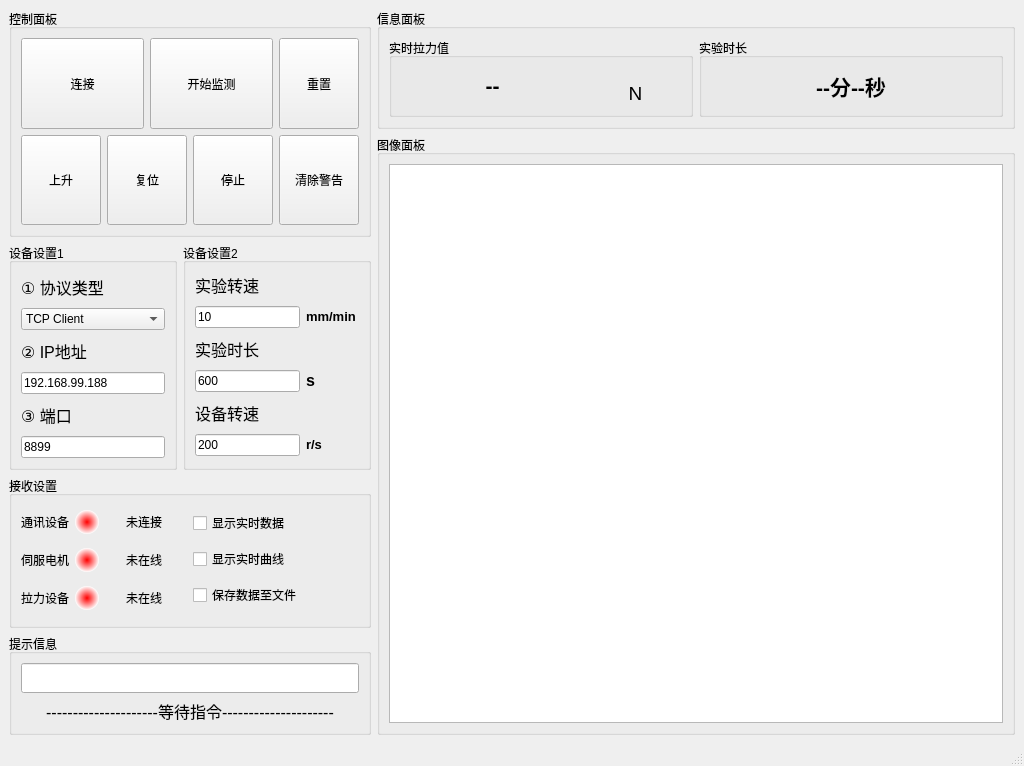
This is mainwindow.ui in xiangxu05/TensilMeasurement as Qt 5 draws it before an edit. The edited form follows.
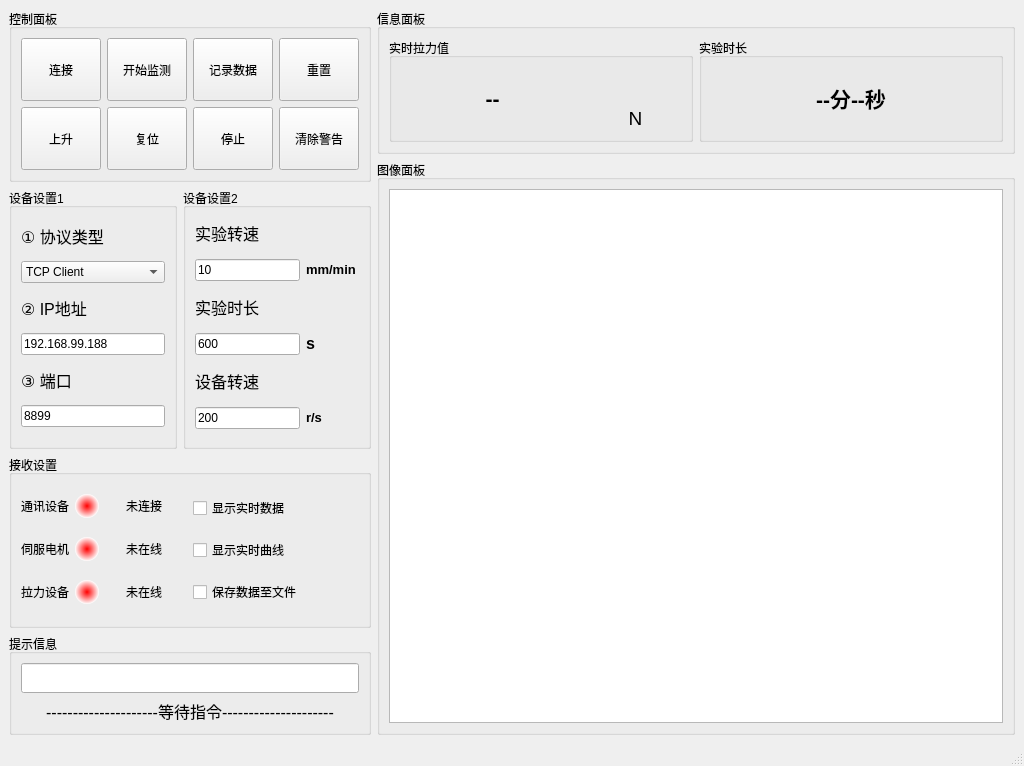
This is the edited form. Custom widgets are drawn as their Qt base class.

Commit message: 增加一个记录数据开关

Diff of the .ui file:
```diff
--- a/mainwindow.ui
+++ b/mainwindow.ui
@@ -14,9 +14,9 @@
    <string>MainWindow</string>
   </property>
   <widget class="QWidget" name="centralwidget">
-   <layout class="QHBoxLayout" name="horizontalLayout_13" stretch="1,2">
+   <layout class="QHBoxLayout" name="horizontalLayout_4" stretch="1,2">
     <item>
-     <layout class="QVBoxLayout" name="verticalLayout_5" stretch="3,3,2,1">
+     <layout class="QVBoxLayout" name="verticalLayout_3" stretch="2,3,2,1">
       <item>
        <widget class="QGroupBox" name="controlSet">
         <property name="sizePolicy">
@@ -40,12 +40,8 @@
         <property name="title">
          <string>控制面板</string>
         </property>
-        <layout class="QHBoxLayout" name="horizontalLayout_14" stretch="3,1">
-         <item>
-          <layout class="QVBoxLayout" name="verticalLayout_11" stretch="1,1">
-           <item>
-            <layout class="QHBoxLayout" name="horizontalLayout_4">
-             <item>
+        <layout class="QGridLayout" name="gridLayout">
+         <item row="0" column="0">
               <widget class="QPushButton" name="connectButton">
                <property name="sizePolicy">
                 <sizepolicy hsizetype="Minimum" vsizetype="Minimum">
@@ -61,7 +57,7 @@
                </property>
               </widget>
              </item>
-             <item>
+         <item row="0" column="1">
               <widget class="QPushButton" name="startButton">
                <property name="sizePolicy">
                 <sizepolicy hsizetype="Minimum" vsizetype="Minimum">
@@ -77,11 +73,39 @@
                </property>
               </widget>
              </item>
-            </layout>
-           </item>
-           <item>
-            <layout class="QHBoxLayout" name="horizontalLayout_5">
-             <item>
+         <item row="0" column="2">
+          <widget class="QPushButton" name="recButton">
+           <property name="sizePolicy">
+            <sizepolicy hsizetype="Minimum" vsizetype="Minimum">
+             <horstretch>0</horstretch>
+             <verstretch>0</verstretch>
+            </sizepolicy>
+           </property>
+           <property name="styleSheet">
+            <string notr="true">font: 12pt &quot;Microsoft YaHei UI&quot;;</string>
+           </property>
+           <property name="text">
+            <string>记录数据</string>
+           </property>
+          </widget>
+         </item>
+         <item row="0" column="3">
+          <widget class="QPushButton" name="startButton_2">
+           <property name="sizePolicy">
+            <sizepolicy hsizetype="Minimum" vsizetype="Minimum">
+             <horstretch>0</horstretch>
+             <verstretch>0</verstretch>
+            </sizepolicy>
+           </property>
+           <property name="styleSheet">
+            <string notr="true">font: 12pt &quot;Microsoft YaHei UI&quot;;</string>
+           </property>
+           <property name="text">
+            <string>重置</string>
+           </property>
+          </widget>
+         </item>
+         <item row="1" column="0">
               <widget class="QPushButton" name="upButton">
                <property name="sizePolicy">
                 <sizepolicy hsizetype="Minimum" vsizetype="Minimum">
@@ -97,7 +121,7 @@
                </property>
               </widget>
              </item>
-             <item>
+         <item row="1" column="1">
               <widget class="QPushButton" name="downButton">
                <property name="sizePolicy">
                 <sizepolicy hsizetype="Minimum" vsizetype="Minimum">
@@ -113,7 +137,7 @@
                </property>
               </widget>
              </item>
-             <item>
+         <item row="1" column="2">
               <widget class="QPushButton" name="stopButton">
                <property name="sizePolicy">
                 <sizepolicy hsizetype="Minimum" vsizetype="Minimum">
@@ -129,29 +153,7 @@
                </property>
               </widget>
              </item>
-            </layout>
-           </item>
-          </layout>
-         </item>
-         <item>
-          <layout class="QVBoxLayout" name="verticalLayout_3" stretch="1,1">
-           <item>
-            <widget class="QPushButton" name="startButton_2">
-             <property name="sizePolicy">
-              <sizepolicy hsizetype="Minimum" vsizetype="Minimum">
-               <horstretch>0</horstretch>
-               <verstretch>0</verstretch>
-              </sizepolicy>
-             </property>
-             <property name="styleSheet">
-              <string notr="true">font: 12pt &quot;Microsoft YaHei UI&quot;;</string>
-             </property>
-             <property name="text">
-              <string>重置</string>
-             </property>
-            </widget>
-           </item>
-           <item>
+         <item row="1" column="3">
             <widget class="QPushButton" name="clearButton">
              <property name="sizePolicy">
               <sizepolicy hsizetype="Minimum" vsizetype="Minimum">
@@ -168,8 +170,6 @@
             </widget>
            </item>
           </layout>
-         </item>
-        </layout>
        </widget>
       </item>
       <item>
@@ -803,7 +803,7 @@
      </layout>
     </item>
     <item>
-     <layout class="QVBoxLayout" name="verticalLayout_8" stretch="1,5">
+     <layout class="QVBoxLayout" name="verticalLayout_8" stretch="0,5">
       <item>
        <widget class="QGroupBox" name="groupBox_13">
         <property name="title">
```
Lines whose indentation alone changed are shown as unchanged. The commit also changes 2 other files.
